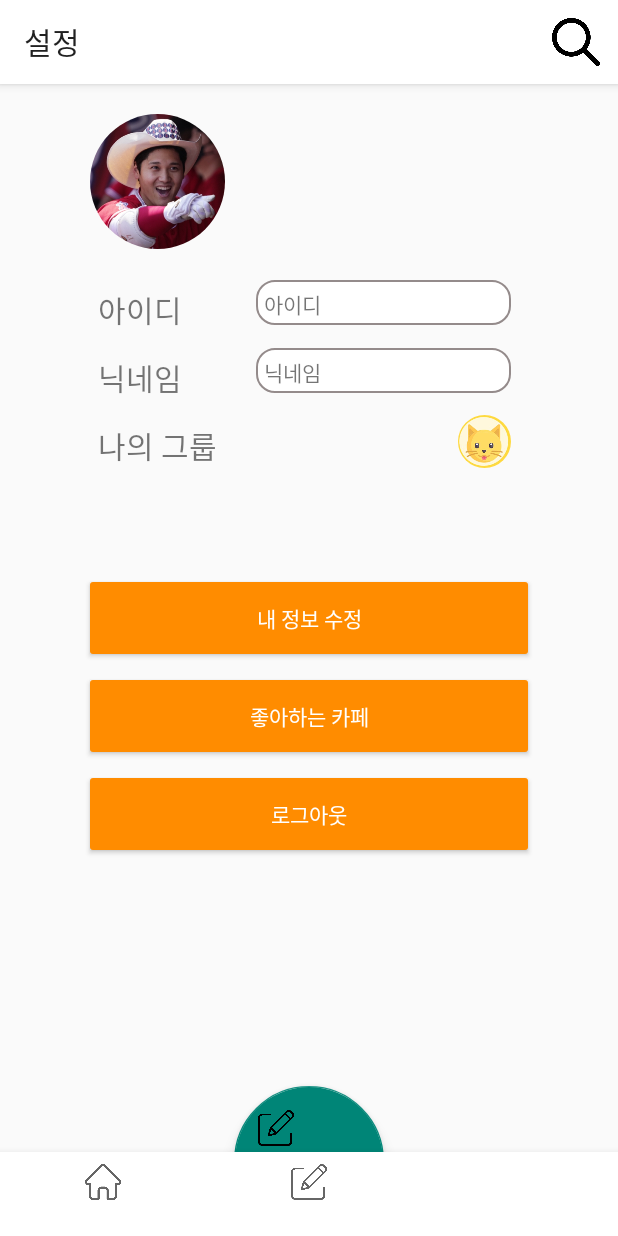
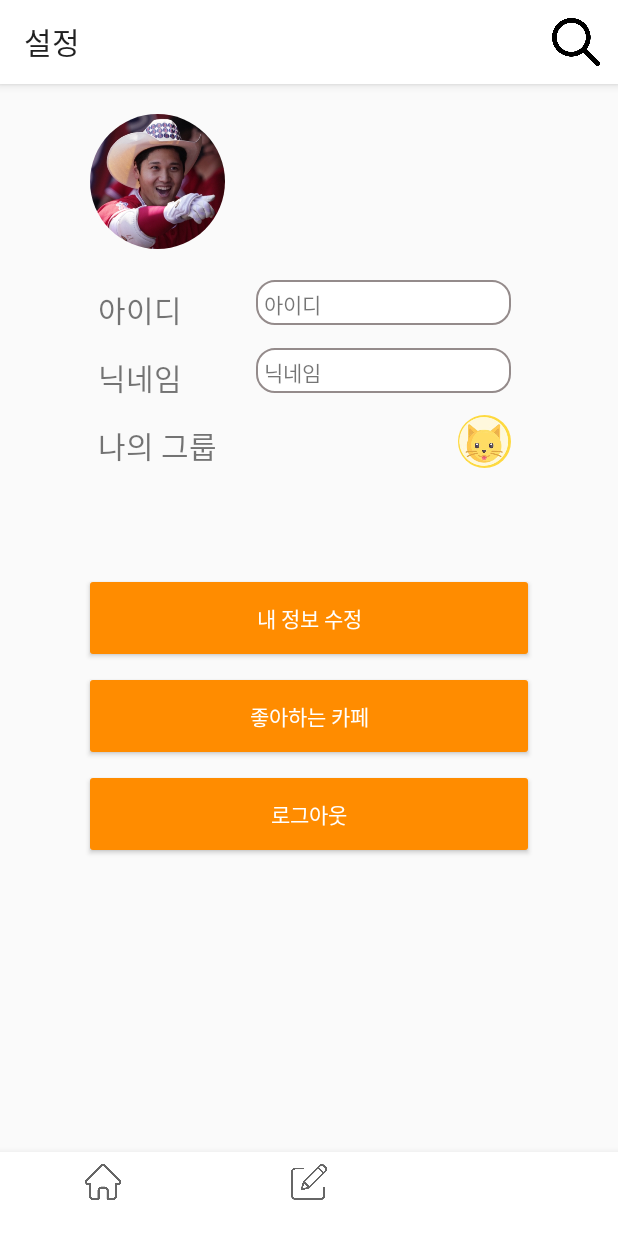
Before and after one commit to sgtlee99/CAFEIN_APP, an Android app: the HomeActivity screen opened directly, with no data from a screen before it, item 3 of the bottom bar chosen, on a phone screen of 412 x 824 dp. Run offline under Robolectric (Android 15) with nearby library versions, the light colour scheme and no system bars; our stand-ins replace CircleImageView, Room's generated code; pictures from the network do not load.

Commit message:
아몰랑 8월 마지막날

```diff
--- a/app/build.gradle
+++ b/app/build.gradle
@@ -85,11 +85,8 @@ dependencies {
     implementation 'com.squareup.retrofit2:converter-gson:2.9.0'
     implementation 'com.squareup.retrofit2:converter-scalars:2.9.0'
     //viewModels 사용을 위함
-    implementation 'androidx.activity:activity-ktx:1.1.0'
-    implementation 'androidx.fragment:fragment-ktx:1.2.5'
     //플로팅 버튼
     implementation 'com.google.android.material:material:1.2.0-alpha01'
     //noinspection GradleCompatible
     implementation 'com.android.support:design:22.2.0'
-
 }
--- a/app/src/main/java/com/example/cafein_app/HomeActivity.kt
+++ b/app/src/main/java/com/example/cafein_app/HomeActivity.kt
@@ -17,14 +17,12 @@ import androidx.appcompat.app.AppCompatActivity
 import androidx.core.os.bundleOf
 import androidx.fragment.app.FragmentManager
 import androidx.fragment.app.FragmentTransaction
-import androidx.fragment.app.commit
 import com.example.cafein_app.databinding.HomeActivityBinding
 import com.google.android.material.bottomnavigation.BottomNavigationView
 import kotlinx.android.synthetic.main.home_activity.*
 
 class HomeActivity : AppCompatActivity() {
 
-    var loged_user_info: String? = ""
 
 
     private lateinit var binding: HomeActivityBinding
@@ -61,43 +59,12 @@ class HomeActivity : AppCompatActivity() {
 
 
         //로그인한 유저 아이디 받아오기
-        loged_user_info = intent.getStringExtra("loged_user")
 
-        Log.d("SHOW_TEST_RESULT", "로그인 한 유저1 : $loged_user_info")
 
-//        val bundle = Bundle()
-//        bundle.putString("loged_user", loged_user_info)
-//        val writingfragment = WritingFragment()
-//        writingfragment.arguments = bundle
-
-//        var bundle = Bundle()
-//        bundle.putString("loged_user" ,loged_user_info)
-
-        //
 
 
         var action_bar: ActionBar = supportActionBar!!
 
-
-        floating_btn.setOnClickListener {
-//            val bundle : Bundle = Bundle()
-//            //데이터 담기
-//            bundle.putString("Message", loged_user_info)
-//            //프래그먼트 선언
-//            val writingFragment : WritingFragment= WritingFragment()
-//            //프래그먼트에 데이터 넘기기
-//            writingFragment.arguments = bundle
-//
-//            val manager : FragmentManager = supportFragmentManager
-//            val transaction : FragmentTransaction = manager.beginTransaction()
-//            transaction.replace(R.id.fl_container, writingFragment).commit()
-//
-////            supportFragmentManager.beginTransaction().replace(R.id.fl_container, writingFragment).commit()
-//            action_bar.title = "글쓰기"
-//            // 글 작성 프래그먼트 이동시 다이얼로그 띄움 (점주가 접근시 뜨지않게해야함)
-//            showPopup()
-            //여기까지
-        }
         // 하단 탭이 눌렸을 때 화면을 전환하기 위해선 이벤트 처리하기 위해 BottomNavigationView 객체 생성
         var bnv_main = findViewById(R.id.bnv_main) as BottomNavigationView
 //d
@@ -111,52 +78,10 @@ class HomeActivity : AppCompatActivity() {
                         val homeFragment = HomeFragment()
                         supportFragmentManager.beginTransaction().replace(R.id.fl_container, homeFragment).commit()
                         action_bar.setTitle("CAFE-IN")
-
                     }
                     R.id.second -> {
-//                        Log.d("SHOW_TEST_RESULT", "로그인 한 유저2 : $loged_user_info")
-//                        //객체생성
-////                        val bundle : Bundle = Bundle()
-////                        //데이터 담기
-////                        bundle.putString("Message", loged_user_info)
-////                        //프래그먼트 선언
                         val writingFragment : WritingFragment= WritingFragment()
-////                        //프래그먼트에 데이터 넘기기
-////                        writingFragment.arguments = bundle
-////
                         supportFragmentManager.beginTransaction().replace(R.id.fl_container, writingFragment).commit()
-//                        action_bar.title = "글쓰기"
-//                        // 글 작성 프래그먼트 이동시 다이얼로그 띄움 (점주가 접근시 뜨지않게해야함)
-//                        showPopup()
-////                        //여기까지
-//                        val blankFragment : BlankFragment = BlankFragment()
-//                        supportFragmentManager.beginTransaction().replace(R.id.fl_container, blankFragment).commit()
-
-
-
-
-
-
-                        //val builder = AlertDialog.Builder(context)
-                        //    .setTitle("Warning")
-                        //    .setMessage("사용자는 점주가 아닙니다")
-                        //    .setPositiveButton("확인", DialogInterface.OnClickListener{ dialog, which ->
-                        //        Toast.makeText(context, "확인", Toast.LENGTH_SHORT).show()
-
-                        // 테스트
-                        //finish()
-                        //onBackPressed()
-                        //supportFragmentManager.beginTransaction()
-                        //    .replace(R.id.first, HomeFragment())
-                        //    .addToBackStack(null)
-
-                        //})
-
-                        //.setNegativeButton("취소", DialogInterface.OnClickListener{ dialog, which ->
-                        //    Toast.makeText(context, "취소", Toast.LENGTH_SHORT).show()
-                        //})
-                        //builder.show()
-
                     }
                     R.id.third -> {
                         val settingFragment = SettingFragment()
--- a/app/src/main/java/com/example/cafein_app/LoginActivity.kt
+++ b/app/src/main/java/com/example/cafein_app/LoginActivity.kt
@@ -11,7 +11,6 @@ import android.util.Log
 import android.widget.Button
 import android.widget.EditText
 import android.widget.Toast
-import androidx.activity.viewModels
 import androidx.appcompat.app.AlertDialog
 import androidx.appcompat.app.AppCompatActivity
 import androidx.lifecycle.Observer
--- a/app/src/main/java/com/example/cafein_app/WritingFragment.kt
+++ b/app/src/main/java/com/example/cafein_app/WritingFragment.kt
@@ -24,7 +24,6 @@ import android.widget.EditText
 import android.widget.TextView
 import android.widget.Toast
 import androidx.activity.result.contract.ActivityResultContracts
-import androidx.fragment.app.activityViewModels
 import com.example.cafein_app.databinding.FragmentWritingBinding
 import kotlinx.android.synthetic.main.fragment_writing.*
 import kotlinx.android.synthetic.main.fragment_writing.view.*
@@ -80,9 +79,7 @@ class WritingFragment : Fragment() {
         var btnOpenGallery = view?.findViewById<Button>(R.id.btnGallery)
         btnOpenGallery?.setOnClickListener {
             openGallery()
-            //val intent: Intent = Intent(Intent.ACTION_GET_CONTENT)
-            //intent.setType("image/*")
-            //startActivityForResult(intent,GALLERY)
+
         }
 
 
@@ -196,32 +193,6 @@ class WritingFragment : Fragment() {
         }
     }
 
-
-    /*
-
-    override fun onActivityResult(requestCode: Int, resultCode: Int, data: Intent?) {
-        super.onActivityResult(requestCode, resultCode, data)
-
-        if(resultCode == RESULT_OK) {
-            when (requestCode) {
-                REQ_CAMERA -> {
-                    if(data?.extras?.get("data")!=null) {
-                        val bitmap = data?.extras?.get("data") as Bitmap
-                        binding.showImageImageView.setImageBitmap(bitmap)
-                    }
-                }
-                REQ_STORAGE->{
-
-                }
-            }
-        }else{
-            Log.d("", "onActivityResult false")
-        }
-    }
-
-    */
-
-
     override fun onDestroyView() {
         mBinding = null
         super.onDestroyView()
@@ -270,17 +241,6 @@ class WritingFragment : Fragment() {
             post_up.tag = tags
 
 
-            //유저 아이디 실어서 보냄
-//            up_user = arguments?.getString("loged_user")
-//            add_user_info = loged_viewModel.preferences
-//            val bundle = arguments
-//            test.text = bundle?.getString("loged_user","0")
-//            var bundle = Bundle()
-//            var test_name = bundle.getString("loged_user", "")
-
-
-
-//            loged = test.text.toString()
             //글작성 완료
             Post_Upload(post_up) //모아서 보냄
             Log.d("SHOW_TEST_RESULT", "$title : $contents : $tags : ${message_text.text}")
@@ -290,9 +250,7 @@ class WritingFragment : Fragment() {
         }
 
     }
-//    fun add_up_user(string : String) {
-//
-//    }
+
     private fun Post_Upload(post_up: Post_Write) {
         val call = RetrofitBuilder.post_api.getPostResponse(post_up)
         call.enqueue(object : Callback<String> {
--- a/app/src/main/res/layout/home_activity.xml
+++ b/app/src/main/res/layout/home_activity.xml
@@ -18,17 +18,17 @@
 
 	</FrameLayout>
 
-	<com.google.android.material.floatingactionbutton.FloatingActionButton
-			android:layout_width="100dp"
-			android:layout_height="100dp"
-			android:id="@+id/floating_btn"
-			android:src="@drawable/wirte"
-			app:layout_anchor="@id/fl_container"
-			app:layout_anchorGravity="bottom|center|end"
-			tools:ignore="MissingConstraints"
-			app:layout_constraintBottom_toBottomOf="@+id/bnv_main"
-			app:layout_constraintEnd_toEndOf="@+id/fl_container"
-			app:layout_constraintStart_toStartOf="@+id/fl_container"/>
+<!--	<com.google.android.material.floatingactionbutton.FloatingActionButton-->
+<!--			android:layout_width="100dp"-->
+<!--			android:layout_height="100dp"-->
+<!--			android:id="@+id/floating_btn"-->
+<!--			android:src="@drawable/wirte"-->
+<!--			app:layout_anchor="@id/fl_container"-->
+<!--			app:layout_anchorGravity="bottom|center|end"-->
+<!--			tools:ignore="MissingConstraints"-->
+<!--			app:layout_constraintBottom_toBottomOf="@+id/bnv_main"-->
+<!--			app:layout_constraintEnd_toEndOf="@+id/fl_container"-->
+<!--			app:layout_constraintStart_toStartOf="@+id/fl_container"/>-->
 
 	<com.google.android.material.bottomnavigation.BottomNavigationView
 			android:id="@+id/bnv_main"
```
Also changed, not shown: app/src/main/java/com/example/cafein_app/HomeFragment.kt (+0 -11 lines).
